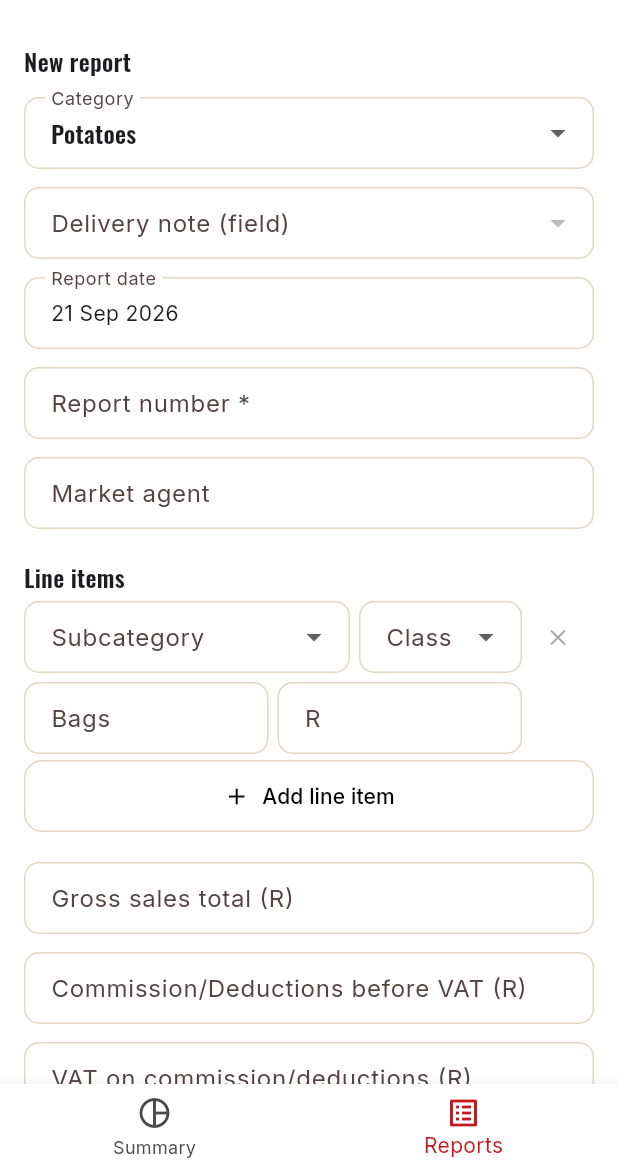
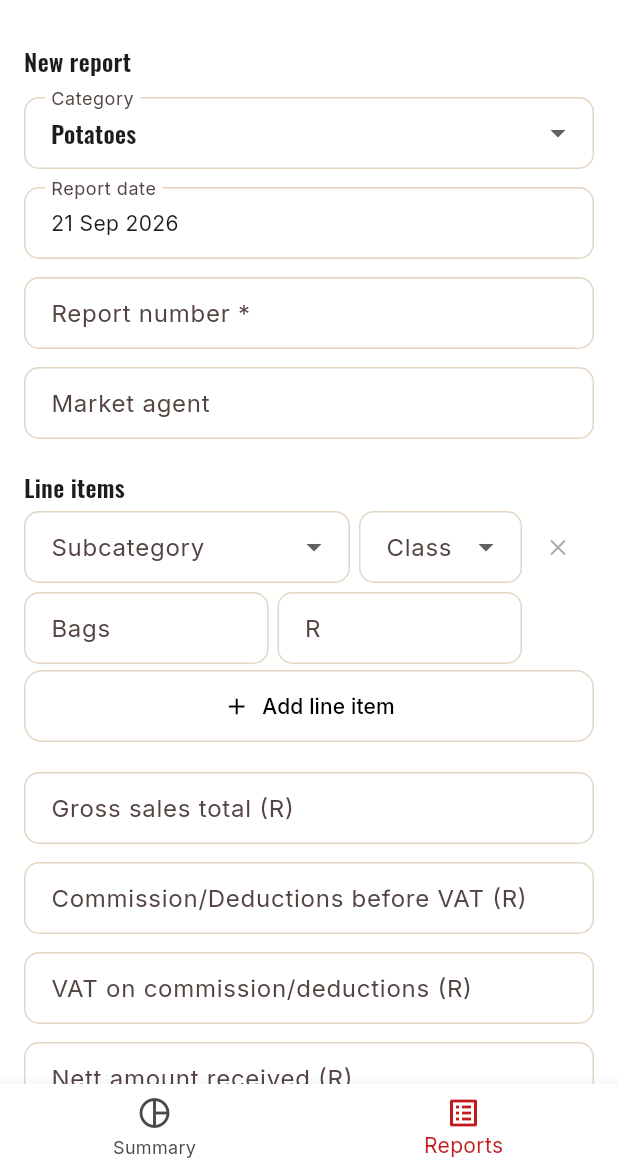
Before and after one commit to DFourie87/Nanini, a Flutter app: the SalesHomeScreen screen opened directly, item 2 of the bottom bar chosen, on a phone screen of 412 x 824 dp, the part 65-1236 px from its top. Run offline on Flutter 3.47's test engine with Material 3 defaults, Android fonts, the phone set to English and light mode, and no system bars; our stand-ins replace csv, file_picker, fl_chart, flutter_map, google_fonts, latlong2 and 5 more; missing offline and left inert: excel; accounts and stored records are empty.

Commit message:
Drop field picker from Sales; get field breakdown from packaging notes only
Sales invoices are uploaded automatically with no manual entry step, so a
field can never be picked or linked on a sales report. Reverts the field/
delivery-note link added on SalesReport and removes the entry-form picker
entirely.

The Summary tab's per-field section now sources bags entirely from the
packaging module's delivery notes (no sales linkage at all) and breaks
each field down by Class + Size for potatoes, and by weight for
butternut -- using the same subcategory grouping/coloring Sales already
uses elsewhere, driven by a pallet-size -> (subcategory, class) mapping
that mirrors the packaging module's own pallet sizes.

Co-Authored-By: Claude Sonnet 5 <noreply@anthropic.com>
Claude-Session: https://claude.ai/code/session_0154FLxM7bQ7qjn16GE6RHFv

```diff
--- a/nanini_app/lib/features/sales/sales_entry_screen.dart
+++ b/nanini_app/lib/features/sales/sales_entry_screen.dart
@@ -1,8 +1,6 @@
 import 'package:flutter/material.dart';
 import '../../core/formatters.dart';
 import '../../core/widgets/toast.dart';
-import '../delivery/delivery_models.dart';
-import '../delivery/delivery_repository.dart';
 import 'sales_models.dart';
 import 'sales_repository.dart';
 
@@ -31,56 +29,8 @@ class _SalesEntryScreenState extends State<SalesEntryScreen> {
   final vatOnCommissionCtrl = TextEditingController();
   final nettCtrl = TextEditingController();
   List<_LineDraft> lines = [_LineDraft()];
-  final deliveryRepo = DeliveryRepository();
-  DeliveryNote? selectedNote;
-  Future<List<DeliveryNote>>? notesFuture;
 
   bool get isTobacco => category.key == 'tobacco';
-
-  /// Field is only tracked for potato/butternut deliveries -- matches the
-  /// packaging module's own Field concept. There's no free-text field
-  /// picker any more: the field comes from whichever approved delivery
-  /// note this report is linked to below, so it can never drift from an
-  /// actual load.
-  bool get hasField => category.key == 'potatoes' || category.key == 'butternut';
-
-  /// 'potato'/'butternut' as stored on DeliveryNote.produceType -- differs
-  /// from the sales category key ('potatoes').
-  String? get _noteProduceType => switch (category.key) {
-        'potatoes' => 'potato',
-        'butternut' => 'butternut',
-        _ => null,
-      };
-
-  @override
-  void initState() {
-    super.initState();
-    _loadNotes();
-  }
-
-  /// Approved delivery notes for this category's produce type that aren't
-  /// already settled by another sales report.
-  void _loadNotes() {
-    final produceType = _noteProduceType;
-    if (produceType == null) {
-      notesFuture = null;
-      return;
-    }
-    notesFuture = Future.wait([
-      widget.repo.fetchLinkedDeliveryNoteIds(),
-      deliveryRepo.watchNotes().first,
-    ]).then((results) {
-      final linkedIds = results[0] as Set<String>;
-      final notes = results[1] as List<DeliveryNote>;
-      final available = notes
-          .where((n) => n.isApproved && n.produceType == produceType && (n.field ?? '').isNotEmpty && !linkedIds.contains(n.id))
-          .toList()
-        ..sort((a, b) => b.noteDate.compareTo(a.noteDate));
-      return available;
-    });
-  }
-
-  String _noteLabel(DeliveryNote n) => '${n.field} — #${n.noteNumber ?? '?'} · ${fmtDateDisplay(n.noteDate)}';
 
   /// Peppers count boxes, potatoes/butternut count bags, tobacco is sold
   /// by weight so it's kg.
@@ -102,24 +52,9 @@ class _SalesEntryScreenState extends State<SalesEntryScreen> {
           initialValue: category,
           decoration: const InputDecoration(labelText: 'Category'),
           items: sortedCategories.map((c) => DropdownMenuItem(value: c, child: Text(c.label))).toList(),
-          onChanged: (v) => setState(() { category = v!; lines = [_LineDraft()]; selectedNote = null; _loadNotes(); }),
+          onChanged: (v) => setState(() { category = v!; lines = [_LineDraft()]; }),
         ),
         const SizedBox(height: 12),
-        if (hasField) ...[
-          FutureBuilder<List<DeliveryNote>>(
-            future: notesFuture,
-            builder: (context, snap) {
-              final notes = snap.data ?? [];
-              return DropdownButtonFormField<DeliveryNote>(
-                initialValue: selectedNote,
-                decoration: const InputDecoration(labelText: 'Delivery note (field)'),
-                items: notes.map((n) => DropdownMenuItem(value: n, child: Text(_noteLabel(n), overflow: TextOverflow.ellipsis))).toList(),
-                onChanged: (v) => setState(() => selectedNote = v),
-              );
-            },
-          ),
-          const SizedBox(height: 12),
-        ],
         InkWell(
           onTap: () async {
             final picked = await showDatePicker(context: context, initialDate: reportDate, firstDate: DateTime(2020), lastDate: DateTime(2100));
@@ -278,8 +213,6 @@ class _SalesEntryScreenState extends State<SalesEntryScreen> {
     final report = SalesReport(
       category: category.key,
       agent: agentCtrl.text.trim().isEmpty ? null : agentCtrl.text.trim(),
-      field: hasField ? selectedNote?.field : null,
-      deliveryNoteId: hasField ? selectedNote?.id : null,
       reportNumber: reportNumber,
       reportDate: toDateStr(reportDate),
       grossTotal: grossTotal,
@@ -301,8 +234,6 @@ class _SalesEntryScreenState extends State<SalesEntryScreen> {
       vatOnCommissionCtrl.clear();
       nettCtrl.clear();
       lines = [_LineDraft()];
-      selectedNote = null;
-      _loadNotes();
     });
   }
 }
--- a/nanini_app/lib/features/sales/sales_models.dart
+++ b/nanini_app/lib/features/sales/sales_models.dart
@@ -65,8 +65,6 @@ class SalesReport {
     this.id,
     required this.category,
     this.agent,
-    this.field,
-    this.deliveryNoteId,
     required this.reportNumber,
     required this.reportDate,
     required this.grossTotal,
@@ -79,17 +77,6 @@ class SalesReport {
   final String? id;
   final String category;
   final String? agent;
-
-  /// Which field this report's produce came from -- potato/butternut only.
-  /// Not picked directly: it's copied from the linked delivery note
-  /// (`deliveryNoteId`) at entry time, so it can only ever be a real field
-  /// that produce was actually delivered from, never freehand.
-  final String? field;
-
-  /// The packaging module's delivery note this report was settled against
-  /// -- optional, since older reports predate this link and a report can
-  /// still be saved without picking one.
-  final String? deliveryNoteId;
   final String reportNumber;
   final String reportDate;
   final double grossTotal;
@@ -103,8 +90,6 @@ class SalesReport {
         id: j['id'] as String,
         category: j['category'] as String,
         agent: j['agent'] as String?,
-        field: j['field'] as String?,
-        deliveryNoteId: j['delivery_note_id'] as String?,
         reportNumber: j['report_number'] as String,
         reportDate: j['report_date'] as String,
         grossTotal: (j['gross_total'] as num?)?.toDouble() ?? 0,
@@ -117,8 +102,6 @@ class SalesReport {
   Map<String, dynamic> toInsert() => {
         'category': category,
         'agent': agent,
-        'field': field,
-        'delivery_note_id': deliveryNoteId,
         'report_number': reportNumber,
         'report_date': reportDate,
         'gross_total': grossTotal,
--- a/nanini_app/lib/features/sales/sales_repository.dart
+++ b/nanini_app/lib/features/sales/sales_repository.dart
@@ -21,13 +21,6 @@ class SalesRepository {
     return (rows as List).isNotEmpty;
   }
 
-  /// Delivery notes already settled by an earlier sales report -- excluded
-  /// from the entry form's picker so the same load can't be linked twice.
-  Future<Set<String>> fetchLinkedDeliveryNoteIds() async {
-    final rows = await sb.from('sales_reports').select('delivery_note_id').not('delivery_note_id', 'is', null);
-    return (rows as List).map((r) => r['delivery_note_id'] as String).toSet();
-  }
-
   Future<void> saveReport(SalesReport report, List<SalesLineItem> lineItems) async {
     final saved = await sb.from('sales_reports').insert(report.toInsert()).select().single();
     final reportId = saved['id'] as String;
```
Also changed, not shown: nanini_app/lib/features/sales/sales_summary_screen.dart (+99 -50 lines).
